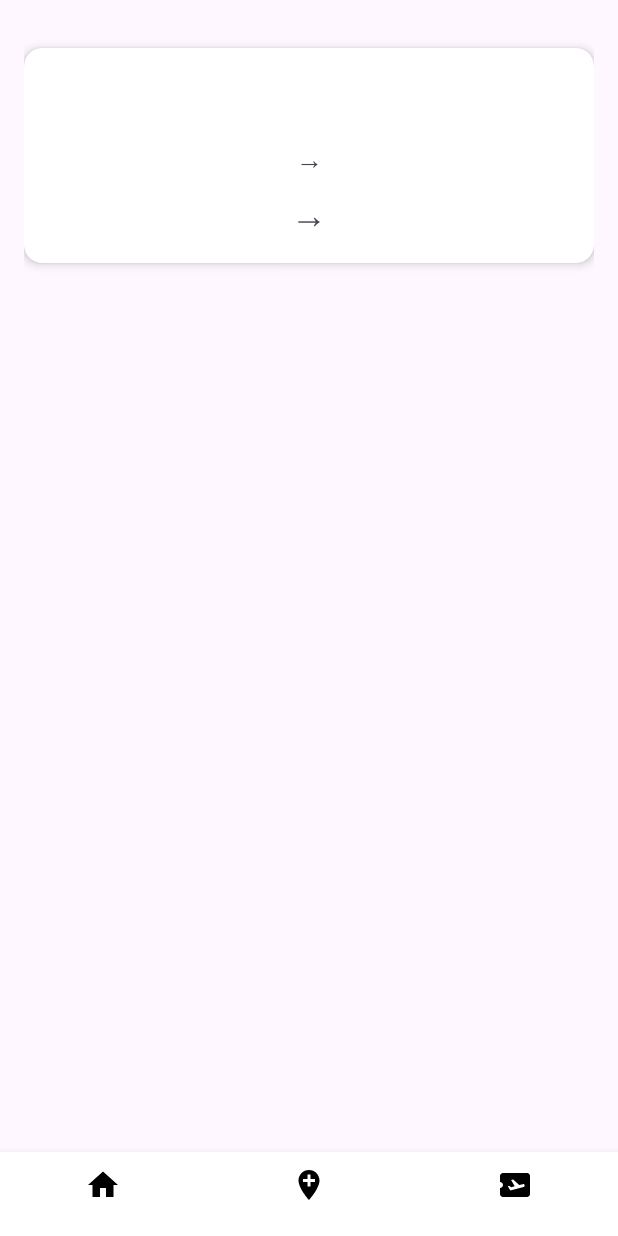
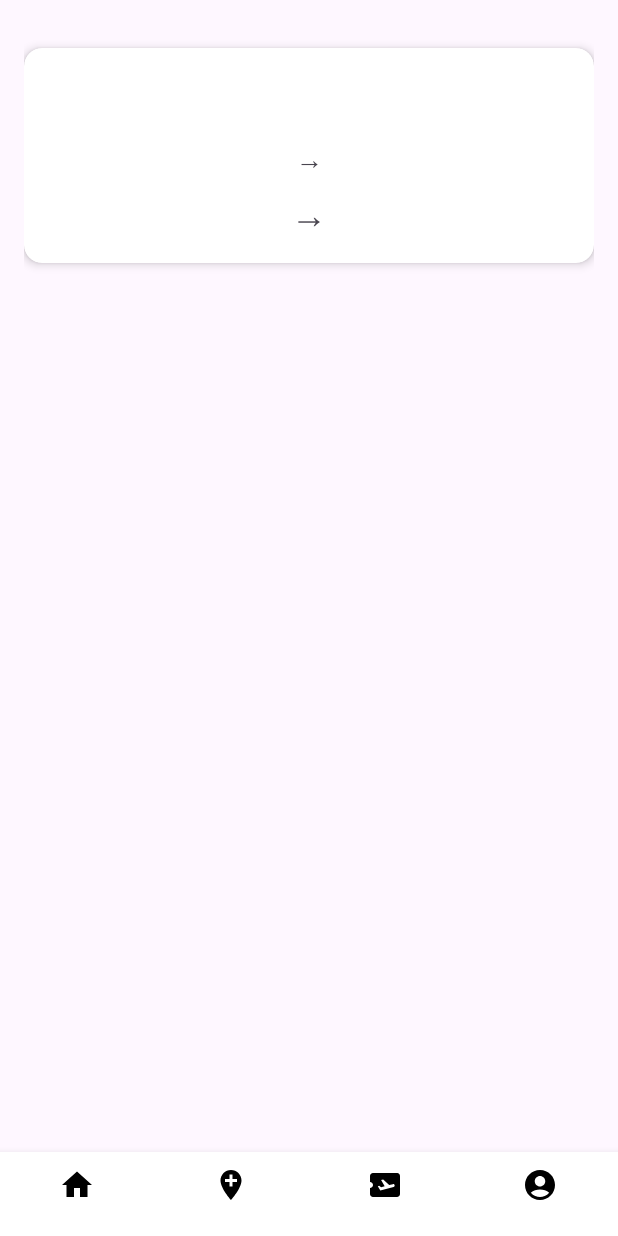
Before and after one commit to housseinmsallem/manouba, an Android app: the screen it shows after launch (MainActivity), on a phone screen of 412 x 824 dp. Run offline under Robolectric (Android 15) with nearby library versions, the light colour scheme and no system bars.

```diff
--- a/app/build.gradle.kts
+++ b/app/build.gradle.kts
@@ -43,6 +43,7 @@ dependencies {
     implementation(libs.credentials)
     implementation(libs.credentials.play.services.auth)
     implementation(libs.googleid)
+    implementation(libs.firebase.firestore)
 
     testImplementation(libs.junit)
     androidTestImplementation(libs.ext.junit)
--- a/app/src/main/java/com/example/manouba/MainActivity.java
+++ b/app/src/main/java/com/example/manouba/MainActivity.java
@@ -34,7 +34,7 @@ public class MainActivity extends AppCompatActivity {
     private TrainDatabaseHelper databaseHelper;
     private FusedLocationProviderClient fusedLocationClient;
     private List<Train> trainList;
-    private Button navHome, navLocation, navTickets;
+    private Button navHome, navLocation, navTickets, navAccount;
 
     @Override
     protected void onCreate(Bundle savedInstanceState) {
@@ -46,6 +46,7 @@ public class MainActivity extends AppCompatActivity {
         navHome = findViewById(R.id.nav_home);
         navLocation = findViewById(R.id.nav_location);
         navTickets = findViewById(R.id.nav_tickets);
+        navAccount = findViewById(R.id.nav_account);
 
         // Set up navigation button listeners
         navHome.setOnClickListener(v -> {
@@ -55,6 +56,7 @@ public class MainActivity extends AppCompatActivity {
 
         navLocation.setOnClickListener(v -> loadFragment(new LocationFragment()));
         navTickets.setOnClickListener(v -> loadFragment(new TicketFragment()));
+        navAccount.setOnClickListener(v -> loadFragment(new AccountFragment()));
 
         // Initialize location services
         fusedLocationClient = LocationServices.getFusedLocationProviderClient(this);
--- a/app/src/main/res/drawable/ic_arrow_left.xml
+++ /dev/null
@@ -1,5 +0,0 @@
-<vector xmlns:android="http://schemas.android.com/apk/res/android" android:autoMirrored="true" android:height="24dp" android:tint="#000000" android:viewportHeight="24" android:viewportWidth="24" android:width="24dp">
-
-    <path android:fillColor="@android:color/white" android:pathData="M20,11H7.83l5.59,-5.59L12,4l-8,8 8,8 1.41,-1.41L7.83,13H20v-2z"/>
-
-</vector>
--- a/app/src/main/res/drawable/ic_arrow_right.xml
+++ /dev/null
@@ -1,5 +0,0 @@
-<vector xmlns:android="http://schemas.android.com/apk/res/android" android:autoMirrored="true" android:height="24dp" android:tint="#000000" android:viewportHeight="24" android:viewportWidth="24" android:width="24dp">
-
-    <path android:fillColor="@android:color/white" android:pathData="M12,4l-1.41,1.41L16.17,11H4v2h12.17l-5.58,5.59L12,20l8,-8z"/>
-
-</vector>
--- a/app/src/main/res/drawable/ic_station.xml
+++ /dev/null
@@ -1,5 +0,0 @@
-<vector xmlns:android="http://schemas.android.com/apk/res/android" android:height="24dp" android:tint="#000000" android:viewportHeight="24" android:viewportWidth="24" android:width="24dp">
-
-    <path android:fillColor="@android:color/white" android:pathData="M14.4,6L14,4H5v17h2v-7h5.6l0.4,2h7V6z"/>
-
-</vector>
--- a/app/src/main/res/layout/activity_main.xml
+++ b/app/src/main/res/layout/activity_main.xml
@@ -163,7 +163,7 @@
         android:background="#FFFFFF"
         android:elevation="8dp"
         android:orientation="horizontal"
-        android:weightSum="3">
+        android:weightSum="4"> <!-- Changed from 3 to 4 -->
 
         <Button
             android:id="@+id/nav_home"
@@ -203,6 +203,20 @@
             android:text="Tickets"
             android:textColor="#333333"
             android:textSize="12sp" />
+
+        <Button
+            android:id="@+id/nav_account"
+            android:layout_width="0dp"
+            android:layout_height="match_parent"
+            android:layout_weight="1"
+            android:background="?android:attr/selectableItemBackground"
+            android:drawableTop="@drawable/ic_account"
+            android:gravity="center"
+            android:drawablePadding="4dp"
+            android:text="Account"
+            android:textColor="#333333"
+            android:textSize="12sp" />
+
     </LinearLayout>
 
 </androidx.coordinatorlayout.widget.CoordinatorLayout>
--- /dev/null
+++ b/app/src/main/res/values/colors.xml
@@ -0,0 +1,5 @@
+<?xml version="1.0" encoding="utf-8"?>
+<resources>
+    <color name="black">#FF000000</color>
+    <color name="white">#FFFFFFFF</color>
+</resources>
--- a/gradle.properties
+++ b/gradle.properties
@@ -19,4 +19,3 @@ android.useAndroidX=true
 # resources declared in the library itself and none from the library's dependencies,
 # thereby reducing the size of the R class for that library
 android.nonTransitiveRClass=true
-MAPTILER_API_KEY=9IJsjsOyyjzXmSzY1Vvq
--- a/gradle/libs.versions.toml
+++ b/gradle/libs.versions.toml
@@ -13,6 +13,7 @@ firebaseAuth = "23.2.0"
 credentials = "1.5.0"
 credentialsPlayServicesAuth = "1.5.0"
 googleid = "1.1.1"
+firebaseFirestore = "25.1.4"
 
 [libraries]
 junit = { group = "junit", name = "junit", version.ref = "junit" }
@@ -27,6 +28,7 @@ firebase-auth = { group = "com.google.firebase", name = "firebase-auth", version
 credentials = { group = "androidx.credentials", name = "credentials", version.ref = "credentials" }
 credentials-play-services-auth = { group = "androidx.credentials", name = "credentials-play-services-auth", version.ref = "credentialsPlayServicesAuth" }
 googleid = { group = "com.google.android.libraries.identity.googleid", name = "googleid", version.ref = "googleid" }
+firebase-firestore = { group = "com.google.firebase", name = "firebase-firestore", version.ref = "firebaseFirestore" }
 
 [plugins]
 android-application = { id = "com.android.application", version.ref = "agp" }
```
Also changed, not shown: app/src/main/res/drawable/dotted_line.xml (deleted, +0 -9 lines), app/src/main/res/drawable/ic_refresh.xml (deleted, +0 -15 lines), app/src/main/res/values/color.xml (deleted, +0 -10 lines), 1 other file.
